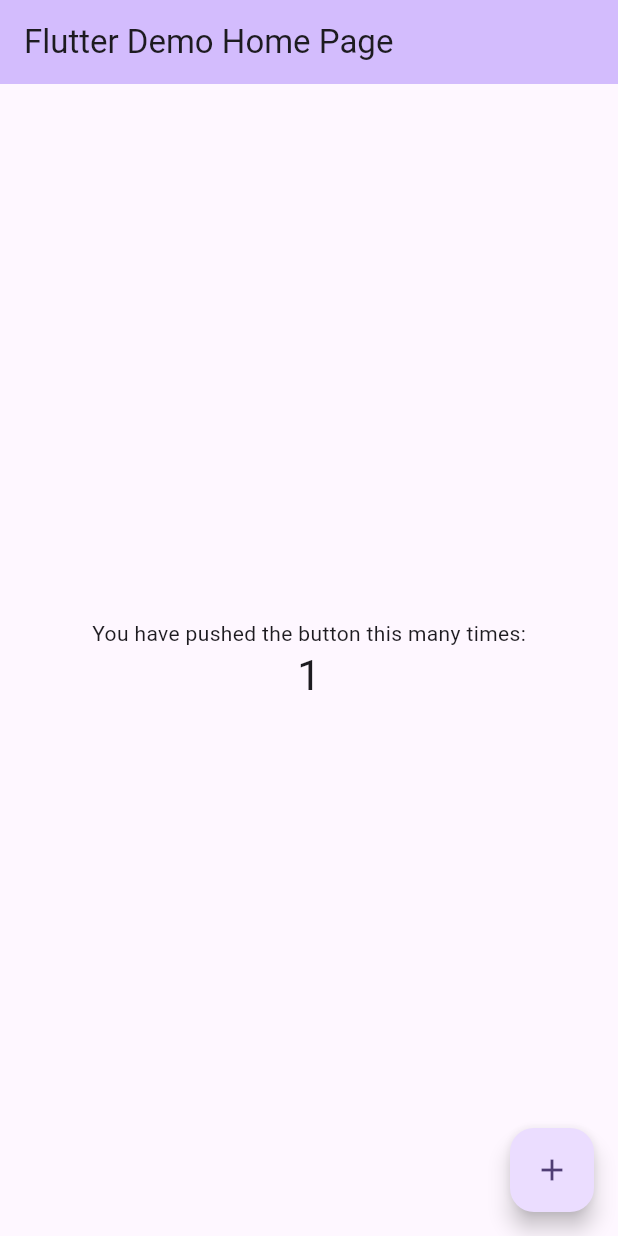
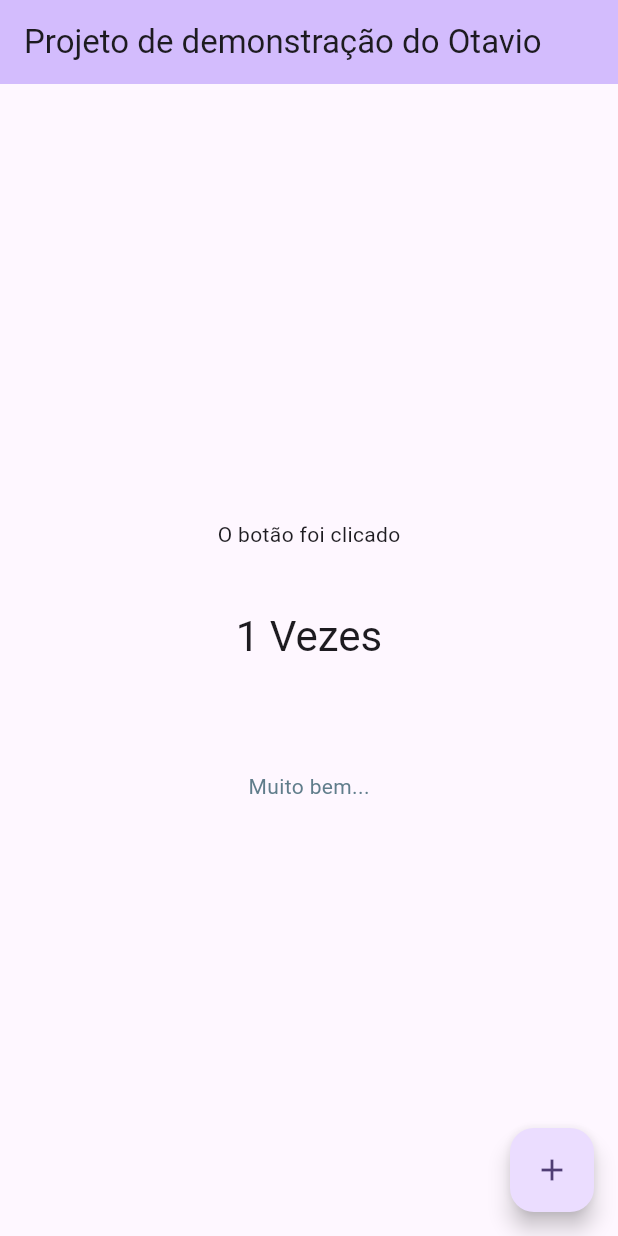
Before and after one commit to otaviotfcunha/primeiroProjetoFlutter, a Flutter app: the MyHomePage screen opened directly, after a tap on the "add" icon, on a phone screen of 412 x 824 dp. Run offline on Flutter 3.47's test engine with Material 2 defaults, Android fonts, the phone set to English and light mode, and no system bars.

Commit message:
Segundo commit

```diff
--- a/lib/main.dart
+++ b/lib/main.dart
@@ -11,7 +11,7 @@ class MyApp extends StatelessWidget {
   @override
   Widget build(BuildContext context) {
     return MaterialApp(
-      title: 'Flutter Demo',
+      title: 'Primeiro App Otavio T. F. da Cunha',
       theme: ThemeData(
         // This is the theme of your application.
         //
@@ -31,7 +31,7 @@ class MyApp extends StatelessWidget {
         colorScheme: ColorScheme.fromSeed(seedColor: Colors.deepPurple),
         useMaterial3: true,
       ),
-      home: const MyHomePage(title: 'Flutter Demo Home Page'),
+      home: const MyHomePage(title: 'Projeto de demonstração do Otavio'),
     );
   }
 }
@@ -56,6 +56,8 @@ class MyHomePage extends StatefulWidget {
 
 class _MyHomePageState extends State<MyHomePage> {
   int _counter = 0;
+  String _mensagem = "";
+  TextStyle _corTexto = TextStyle(color: Colors.black);
 
   void _incrementCounter() {
     setState(() {
@@ -65,7 +67,29 @@ class _MyHomePageState extends State<MyHomePage> {
       // _counter without calling setState(), then the build method would not be
       // called again, and so nothing would appear to happen.
       _counter++;
+      _escreveMensagem();
     });
+  }
+  void _escreveMensagem(){
+    if(_counter > 0 && _counter <= 5){
+      _mensagem = "Muito bem...";
+      _corTexto = TextStyle(color: Colors.blueGrey);
+    }else if(_counter > 5 && _counter <= 10){
+      _mensagem = "É isso ai, continue clicando...";
+      _corTexto = TextStyle(color: Colors.blue);
+    }else if(_counter > 10 && _counter <= 15){
+      _mensagem = "Nossa, você está indo bem...";
+      _corTexto = TextStyle(color: Colors.yellow);
+    }else if(_counter > 15 && _counter <= 20){
+      _mensagem = "Uau, vamos ver até onde você vai...";
+      _corTexto = TextStyle(color: Colors.orange);
+    }else if(_counter > 25 && _counter <= 50){
+      _mensagem = "Caraca! Que dedinho nervoso...";
+      _corTexto = TextStyle(color: Colors.red);
+    }else{
+      _mensagem = "VOCÊ É DEMAIS!!!";
+      _corTexto = TextStyle(color: Colors.purple);
+    }
   }
 
   @override
@@ -106,11 +130,15 @@ class _MyHomePageState extends State<MyHomePage> {
           mainAxisAlignment: MainAxisAlignment.center,
           children: <Widget>[
             const Text(
-              'You have pushed the button this many times:',
+              'O botão foi clicado\n\n',
             ),
             Text(
-              '$_counter',
+              '$_counter' ' Vezes\n\n',
               style: Theme.of(context).textTheme.headlineMedium,
+            ),
+            Text(
+              _mensagem,
+              style: _corTexto,
             ),
           ],
         ),
```
